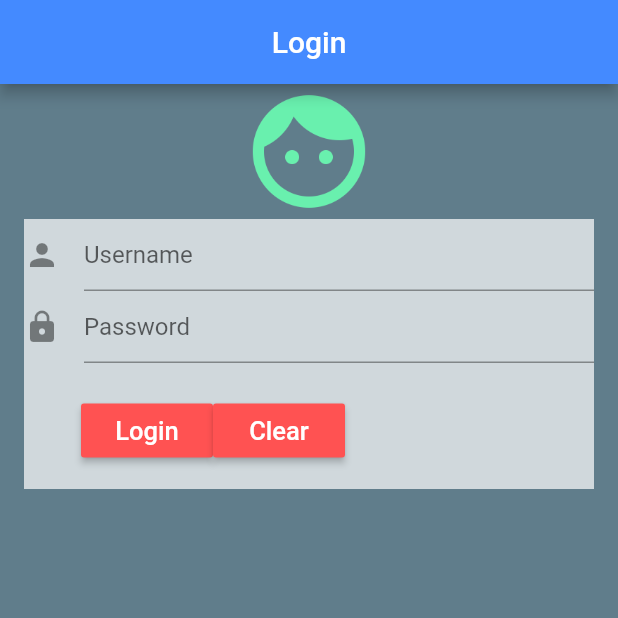
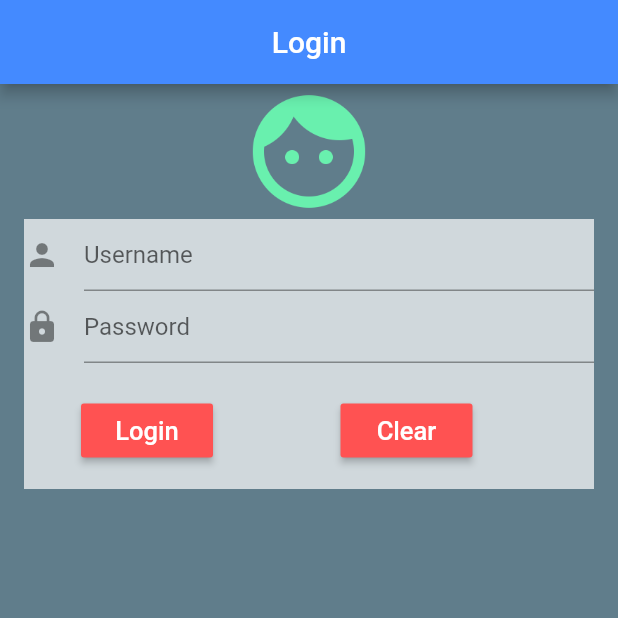
Before and after one commit to ashenmalaka/Flutter_Login_App, a Flutter app: the screen it shows after launch, on a phone screen of 412 x 824 dp, the top half of it. Run offline on Flutter 3.47's test engine with Material 2 defaults, Android fonts, the phone set to English and light mode, and no system bars.

Commit message:
Changed padding

```diff
--- a/lib/ui/login.dart
+++ b/lib/ui/login.dart
@@ -84,7 +84,7 @@ class LoginState extends State<Login>{
 
                        //Clear Button
                        new Container(
-                         margin: EdgeInsets.only(right: 38.0),
+                         margin: EdgeInsets.only(left: 85.0),
                          child: new RaisedButton(
                            onPressed: () {
                              debugPrint("Clear button is clicked");
```
